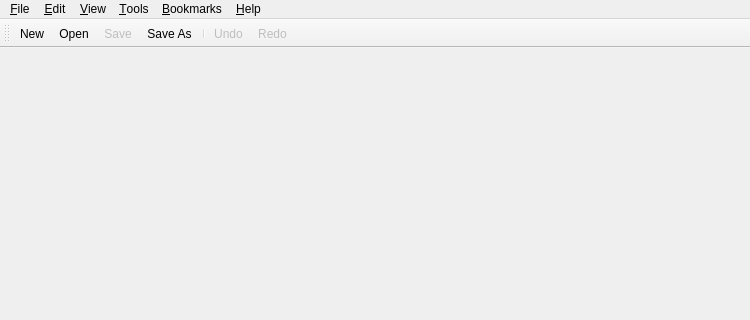
First picture: the form in qt-scintilla-editor/qt-scintilla-editor/forms/qscintillaeditor.ui, repository RastrW/samples, before the edit; both pictures show x 0 to 750 and y 0 to 320 of the 750 by 700 pixel window.
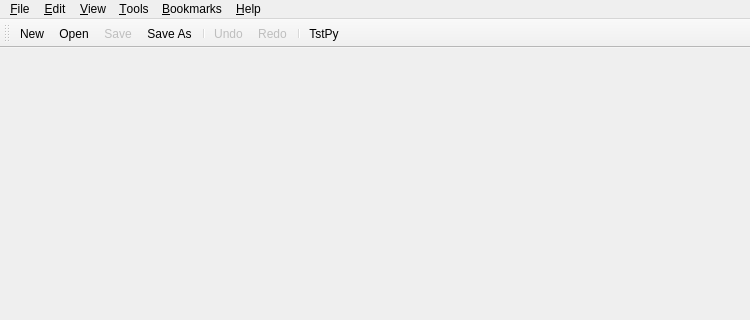
Second picture: the form after the edit.

```diff
--- a/qt-scintilla-editor/qt-scintilla-editor/forms/qscintillaeditor.ui
+++ b/qt-scintilla-editor/qt-scintilla-editor/forms/qscintillaeditor.ui
@@ -174,6 +174,8 @@
    <addaction name="separator"/>
    <addaction name="actionUndo"/>
    <addaction name="actionRedo"/>
+   <addaction name="separator"/>
+   <addaction name="actionTstPy"/>
   </widget>
   <widget class="QStatusBar" name="statusBar"/>
   <action name="actionNew">
@@ -562,6 +564,17 @@
     <string>Highlight Current Line</string>
    </property>
   </action>
+  <action name="actionTstPy">
+   <property name="text">
+    <string>TstPy</string>
+   </property>
+   <property name="toolTip">
+    <string>toolti for action test python</string>
+   </property>
+   <property name="menuRole">
+    <enum>QAction::NoRole</enum>
+   </property>
+  </action>
  </widget>
  <layoutdefault spacing="6" margin="11"/>
  <resources/>
```
Left out of the diff: 2 changed lines with no effect on the pictures.
